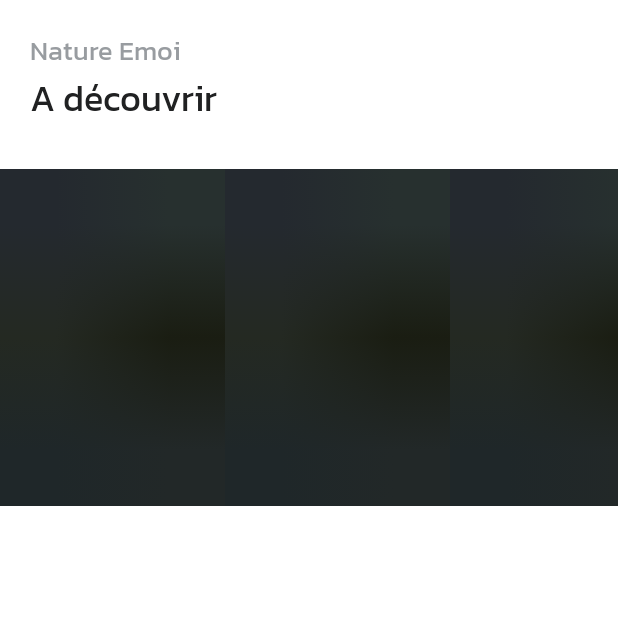
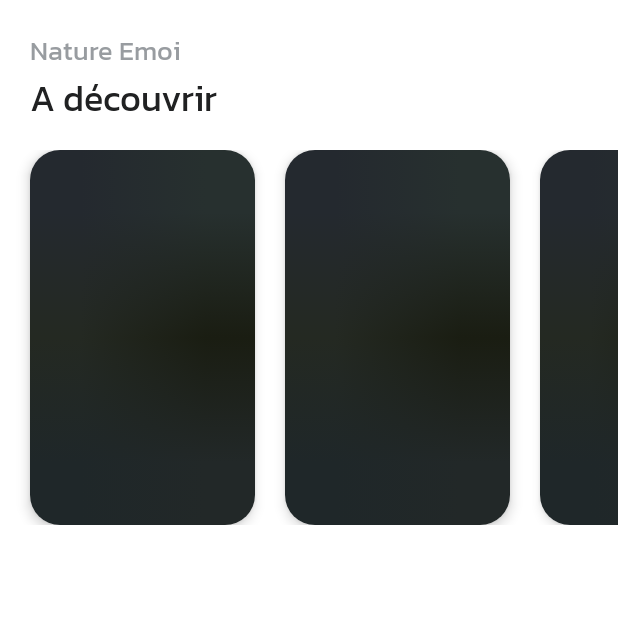
Before and after one commit to lardotn/NatureCollection, an Android app: the screen it shows after launch (MainActivity), on a phone screen of 412 x 824 dp, the top half of it. Run offline under Robolectric (Android 15) with nearby library versions, the phone set to English and light mode, and no system bars.

Commit message:
Styling item_horizontal_plant.xml

```diff
--- a/app/src/main/res/layout/item_horizontal_plant.xml
+++ b/app/src/main/res/layout/item_horizontal_plant.xml
@@ -1,13 +1,18 @@
 <?xml version="1.0" encoding="utf-8"?>
-<LinearLayout xmlns:android="http://schemas.android.com/apk/res/android"
+<androidx.cardview.widget.CardView xmlns:android="http://schemas.android.com/apk/res/android"
+    xmlns:app="http://schemas.android.com/apk/res-auto"
     android:orientation="vertical"
     android:layout_width="150dp"
-    android:layout_height="match_parent">
+    android:layout_height="match_parent"
+    android:layout_marginLeft="@dimen/default_margin"
+    app:cardCornerRadius="20dp"
+    app:cardElevation="5dp">
 
     <ImageView
         android:id="@+id/image_item"
         android:layout_width="match_parent"
         android:layout_height="match_parent"
+        android:scaleType="centerCrop"
         android:src="@drawable/trending1"/>
 
-</LinearLayout>
+</androidx.cardview.widget.CardView>
```
